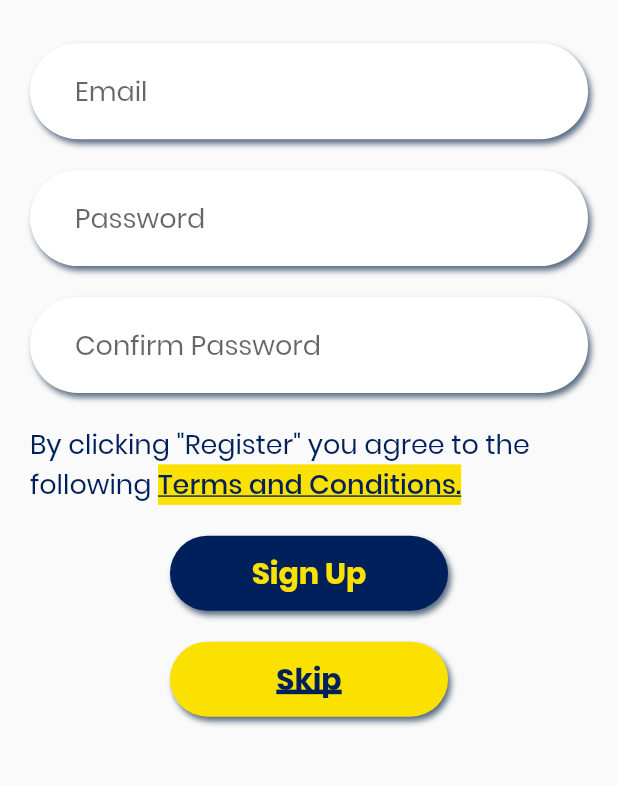
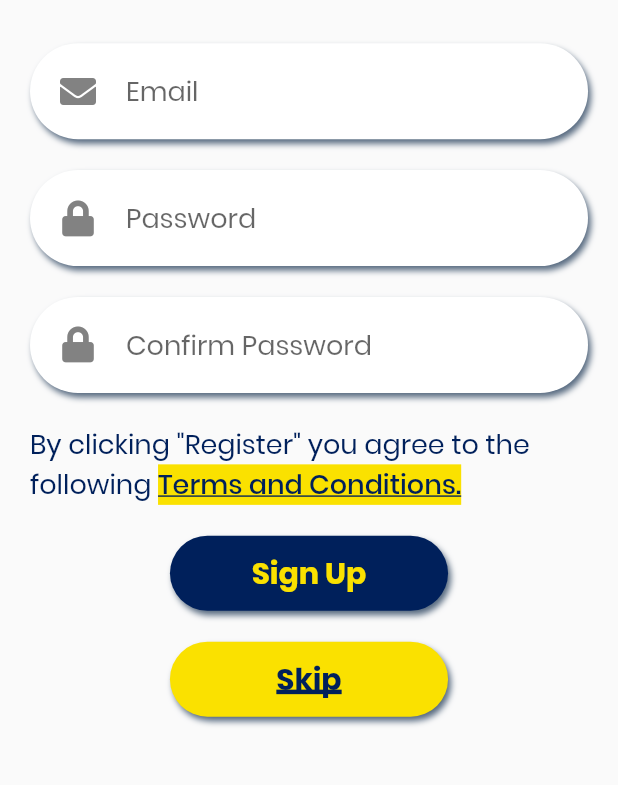
Before and after one commit to Thornie/DGHA-App, a Flutter app: the RegisterScreen screen opened directly, on a phone screen of 412 x 824 dp, the part 151-936 px from its top. Run offline on Flutter 3.47's test engine with Material 2 defaults, Android fonts, the phone set to English and light mode, and no system bars; our stand-ins replace cloud_firestore, firebase_dynamic_links, font_awesome_flutter, shared_preferences; missing offline and left inert: google_maps_webservice, oauth2; accounts and stored records are empty.

Commit message:
added text field icons

```diff
--- a/lib/screens/register_screen.dart
+++ b/lib/screens/register_screen.dart
@@ -5,6 +5,7 @@ import 'package:dgha_brochure/misc/dgha_api.dart';
 import 'package:dgha_brochure/misc/styles.dart';
 import 'package:dgha_brochure/screens/explore_screen.dart';
 import 'package:flutter/material.dart';
+import 'package:font_awesome_flutter/font_awesome_flutter.dart';
 import 'package:http/http.dart';
 
 class RegisterScreen extends StatefulWidget {
@@ -92,6 +93,7 @@ class _RegisterScreenState extends State<RegisterScreen> {
                             child: Container(
                               child: UserInputTextField(
                                 keyboardType: TextInputType.emailAddress,
+                                prefixIcon: FontAwesomeIcons.solidEnvelope,
                                 hintText: "Email",
                                 onChange: (value) {
                                   this.email = value;
@@ -108,6 +110,7 @@ class _RegisterScreenState extends State<RegisterScreen> {
                             label: "Password text field",
                             child: Container(
                               child: UserInputTextField(
+                                prefixIcon: FontAwesomeIcons.lock,
                                 hintText: "Password",
                                 obscureText: true,
                                 onChange: (value) {
@@ -125,6 +128,7 @@ class _RegisterScreenState extends State<RegisterScreen> {
                             label: "Confirm password text field",
                             child: Container(
                               child: UserInputTextField(
+                                prefixIcon: FontAwesomeIcons.lock,
                                 hintText: "Confirm Password",
                                 obscureText: true,
                                 highlightRed: !passwordMatch,
```
